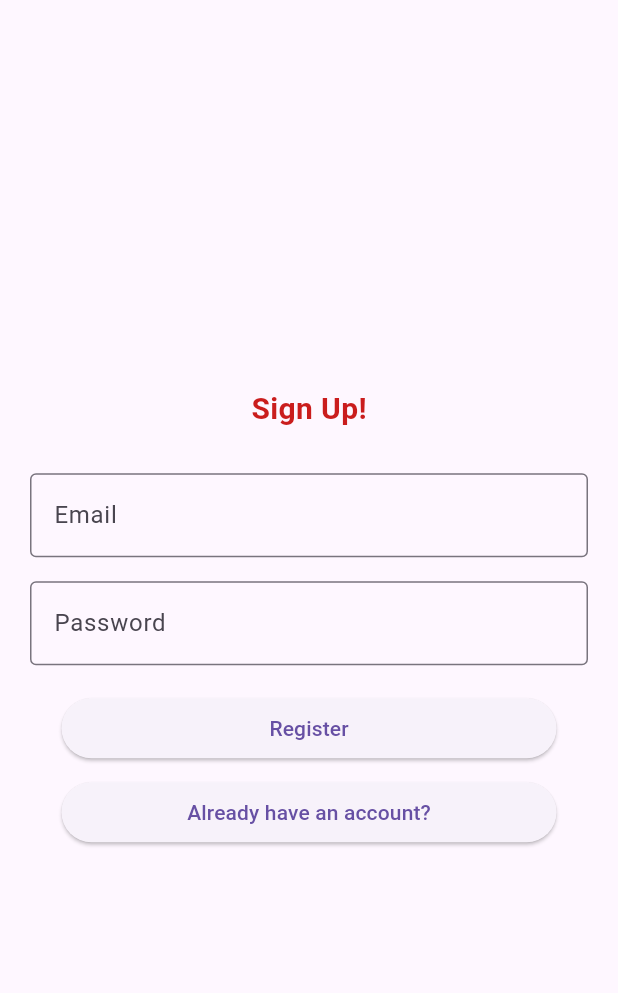
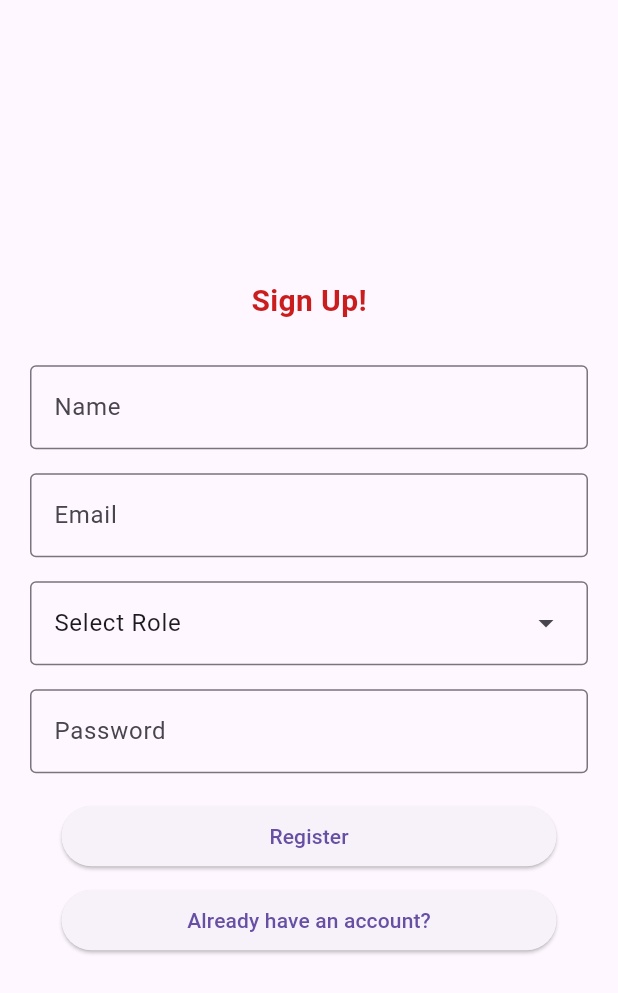
Before and after one commit to Alice2333333333/asset_guard, a Flutter app: the screen it shows after launch, after a tap on "Create a new account", on a phone screen of 412 x 824 dp. Shown: the top 993 px of the screen. Run offline on Flutter 3.47's test engine with Material 3 defaults, Android fonts, the phone set to English and light mode, and no system bars; our stand-ins replace cloud_firestore, email_validator, firebase_auth, firebase_core; accounts and stored records are empty; network calls fail.

Commit message:
update latest

```diff
--- a/lib/auth/register_page.dart
+++ b/lib/auth/register_page.dart
@@ -13,22 +13,25 @@ class RegisterPage extends StatefulWidget {
 }
 
 class _RegisterPageState extends State<RegisterPage> {
+  List<String> role = <String>['Select Role', 'Storeman', 'Site Manager'];
   final _auth = AuthService();
 
-  // final _name = TextEditingController();
+  final _name = TextEditingController();
   final _email = TextEditingController();
   final _password = TextEditingController();
 
   @override
   void dispose() {
     super.dispose();
-    // _name.dispose();
+    _name.dispose();
     _email.dispose();
     _password.dispose();
   }
 
   @override
   Widget build(BuildContext context) {
+    String dropdownValue = role.first;
+
     return Scaffold(
       body: Center(
         child: Column(
@@ -43,17 +46,17 @@ class _RegisterPageState extends State<RegisterPage> {
               ),
             ),
             const SizedBox(height: 20),
-            // Padding(
-            //   padding: const EdgeInsets.fromLTRB(20, 8, 20, 8),
-            //   child: TextField(
-            //     controller: _name,
-            //     textInputAction: TextInputAction.next,
-            //     decoration: const InputDecoration(
-            //       border: OutlineInputBorder(),
-            //       labelText: 'Name',
-            //     ),
-            //   ),
-            // ),
+            Padding(
+              padding: const EdgeInsets.fromLTRB(20, 8, 20, 8),
+              child: TextField(
+                controller: _name,
+                textInputAction: TextInputAction.next,
+                decoration: const InputDecoration(
+                  border: OutlineInputBorder(),
+                  labelText: 'Name',
+                ),
+              ),
+            ),
             Padding(
               padding: const EdgeInsets.fromLTRB(20, 8, 20, 8),
               child: TextField(
@@ -63,6 +66,23 @@ class _RegisterPageState extends State<RegisterPage> {
                   border: OutlineInputBorder(),
                   labelText: 'Email',
                 ),
+              ),
+            ),
+            Padding(
+              padding: const EdgeInsets.fromLTRB(20, 8, 20, 8),
+              child: DropdownMenu<String>(
+                initialSelection: dropdownValue,
+                expandedInsets: EdgeInsets.zero,
+                onSelected: (String? value) {
+                  setState(() {
+                    dropdownValue = value!;
+                    role.remove('Select Role');
+                  });
+                },
+                dropdownMenuEntries:
+                    role.map<DropdownMenuEntry<String>>((String value) {
+                  return DropdownMenuEntry<String>(value: value, label: value);
+                }).toList(),
               ),
             ),
             Padding(
--- /dev/null
+++ b/lib/database/database.dart
@@ -0,0 +1,6 @@
+import 'package:cloud_firestore/cloud_firestore.dart';
+
+class DatabaseService {
+  final CollectionReference User =
+      FirebaseFirestore.instance.collection('User');
+}
--- a/lib/main.dart
+++ b/lib/main.dart
@@ -1,5 +1,6 @@
 import 'package:asset_guard/auth/login_page.dart';
 import 'package:flutter/material.dart';
+import 'package:flutter/services.dart';
 
 import 'package:firebase_core/firebase_core.dart';
 import 'firebase_options.dart';
@@ -10,6 +11,9 @@ Future<void> main() async {
   await Firebase.initializeApp(
     options: DefaultFirebaseOptions.currentPlatform,
   );
+  await SystemChrome.setPreferredOrientations([
+    DeviceOrientation.portraitUp,
+  ]);
   runApp(const MyApp());
 }
 
--- a/pubspec.yaml
+++ b/pubspec.yaml
@@ -38,6 +38,7 @@ dependencies:
   firebase_core: ^3.4.0
   firebase_auth: ^5.2.0
   email_validator: ^3.0.0
+  cloud_firestore: ^5.4.1
 
 dev_dependencies:
   flutter_test:
```
Also changed, not shown: lib/provider/auth_provider.dart (added, +10 -0 lines), pubspec.lock, 3 other files.
